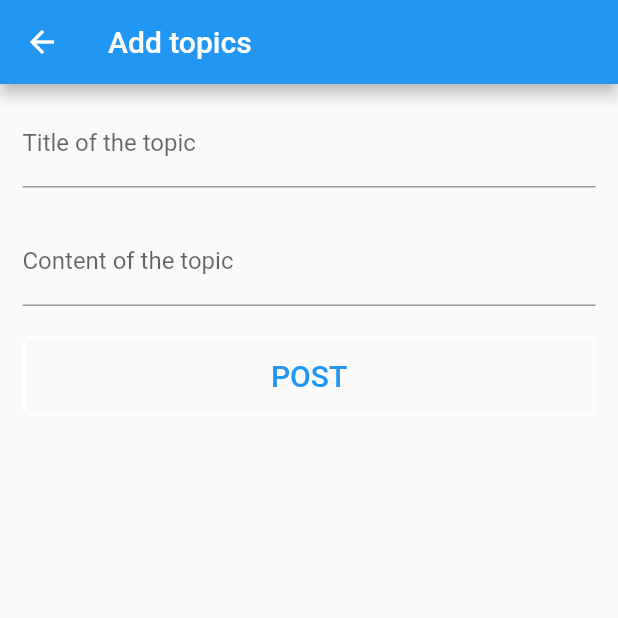
After one commit to EustaceMwai/faiward-mentors, a Flutter app: the Post screen opened directly, after a tap on "POST", on a phone screen of 412 x 824 dp, the top half of it. The commit adds this screen. Run offline on Flutter 3.47's test engine with Material 2 defaults, Android fonts, the phone set to English and light mode, and no system bars; our stand-ins replace cloud_firestore, firebase_auth, shared_preferences; accounts and stored records are empty.

Commit message:
posting funtionality

```diff
--- a/lib/screens/home.dart
+++ b/lib/screens/home.dart
@@ -1,4 +1,5 @@
 import 'package:cloud_firestore/cloud_firestore.dart';
+import 'package:faiward2/screens/post.dart';
 import 'package:faiward2/services/auth.dart';
 import 'package:firebase_auth/firebase_auth.dart';
 import 'package:flutter/cupertino.dart';
@@ -97,6 +98,13 @@ class _MyHomePageState extends State<MyHomePage> {
               ),
               SizedBox(
                 height: 10,
+              ),
+              ListTile(
+                title: Text('Admin'),
+                onTap: () {
+                  Navigator.push(
+                      context, MaterialPageRoute(builder: (context) => Post()));
+                },
               ),
             ],
           ),
--- a/lib/screens/login_screen.dart
+++ b/lib/screens/login_screen.dart
@@ -71,6 +71,7 @@ class _LoginScreenState extends State<LoginScreen> {
         color: Theme.of(context).primaryColor,
         width: double.infinity,
         child: Form(
+          key: formKey,
           child: Column(
             mainAxisAlignment: MainAxisAlignment.center,
             crossAxisAlignment: CrossAxisAlignment.stretch,
--- /dev/null
+++ b/lib/screens/post.dart
@@ -0,0 +1,104 @@
+import 'package:cloud_firestore/cloud_firestore.dart';
+import 'package:faiward2/services/auth.dart';
+import 'package:faiward2/services/database.dart';
+import 'package:flutter/material.dart';
+
+class Post extends StatefulWidget {
+  @override
+  _PostState createState() => _PostState();
+}
+
+class _PostState extends State<Post> {
+  final GlobalKey<FormState> _formKey = GlobalKey<FormState>();
+
+  TextEditingController topicController = new TextEditingController();
+  TextEditingController descriptionController = new TextEditingController();
+
+  DatabaseMethods databaseMethods = new DatabaseMethods();
+  AuthMethods authMethods = new AuthMethods();
+  bool isLoading = false;
+
+  @override
+  Widget build(BuildContext context) {
+    return Scaffold(
+      appBar: AppBar(
+        title: Text('Add topics'),
+      ),
+      body: isLoading
+          ? Container(
+              child: Center(child: CircularProgressIndicator()),
+            )
+          : Container(
+              margin: EdgeInsets.all(10.0),
+              child: Form(
+                key: _formKey,
+                child: ListView(
+                  padding: EdgeInsets.symmetric(horizontal: 5),
+                  children: <Widget>[
+                    TextFormField(
+                      controller: topicController,
+                      maxLines: null,
+                      decoration:
+                          InputDecoration(labelText: 'Title of the topic'),
+                      validator: (String value) {
+                        // if (value.trim().length <= 0) {
+                        if (value.isEmpty || value.length < 10) {
+                          return 'Description is required and should be 10+ characters long.';
+                        }
+                      },
+                      onSaved: (String value) {},
+                    ),
+                    SizedBox(
+                      height: 20,
+                    ),
+                    TextFormField(
+                      controller: descriptionController,
+                      maxLines: null,
+                      decoration:
+                          InputDecoration(labelText: 'Content of the topic'),
+                      validator: (String value) {
+                        // if (value.trim().length <= 0) {
+                        if (value.isEmpty || value.length < 10) {
+                          return 'Content is required and should be 10+ characters long.';
+                        }
+                      },
+                      onSaved: (String value) {},
+                    ),
+                    SizedBox(
+                      height: 20,
+                    ),
+                    FlatButton(
+                        child: Text(
+                          'POST',
+                          style: TextStyle(
+                            fontSize: 20,
+                          ),
+                        ),
+                        shape: OutlineInputBorder(
+                          borderSide: BorderSide(color: Colors.white, width: 2),
+                          borderRadius: BorderRadius.circular(5),
+                        ),
+                        padding: const EdgeInsets.all(15),
+                        textColor: Colors.blue,
+                        onPressed: () async {
+                          setState(() {
+                            isLoading = true;
+                          });
+                          await Firestore.instance.collection("posts").add({
+                            "topic": topicController.text,
+                            'description': descriptionController.text,
+                          });
+
+                          setState(() {
+                            isLoading = false;
+                            topicController.clear();
+                            descriptionController.clear();
+                          });
+                        })
+                  ],
+                ),
+              ),
+            ),
+    );
+  }
+}
```
Also changed, not shown: lib/screens/signup_screen.dart (+8 -7 lines), lib/services/database.dart (+15 -13 lines), pubspec.yaml (+15 -1 lines), pubspec.lock, 2 other files.
